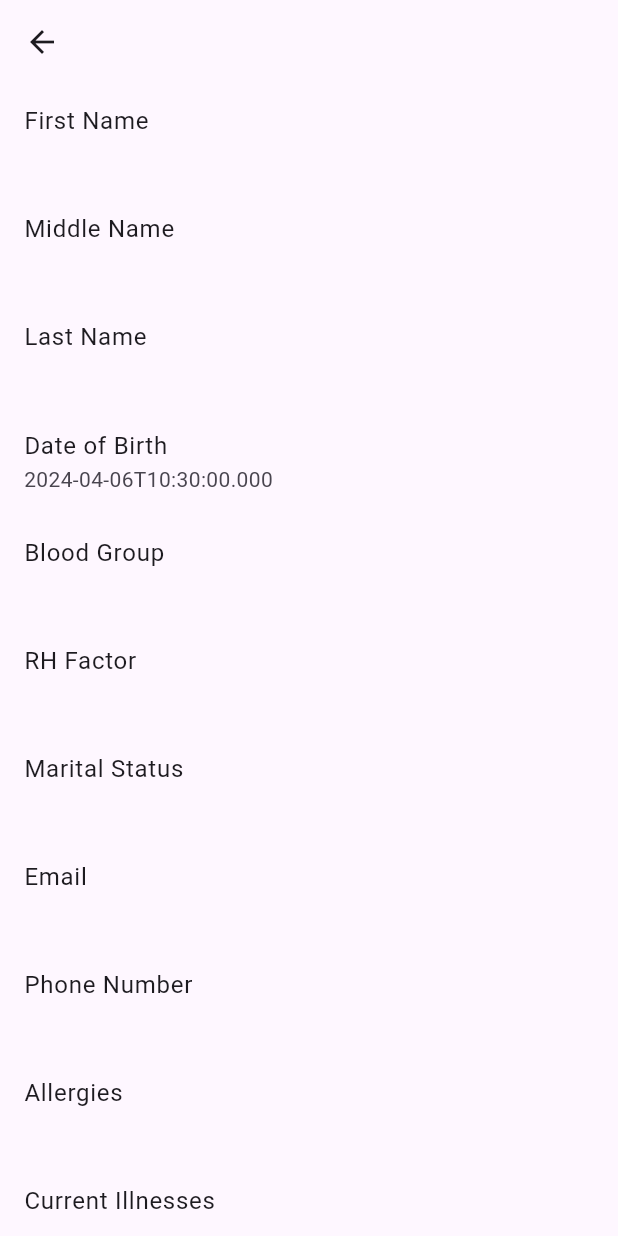
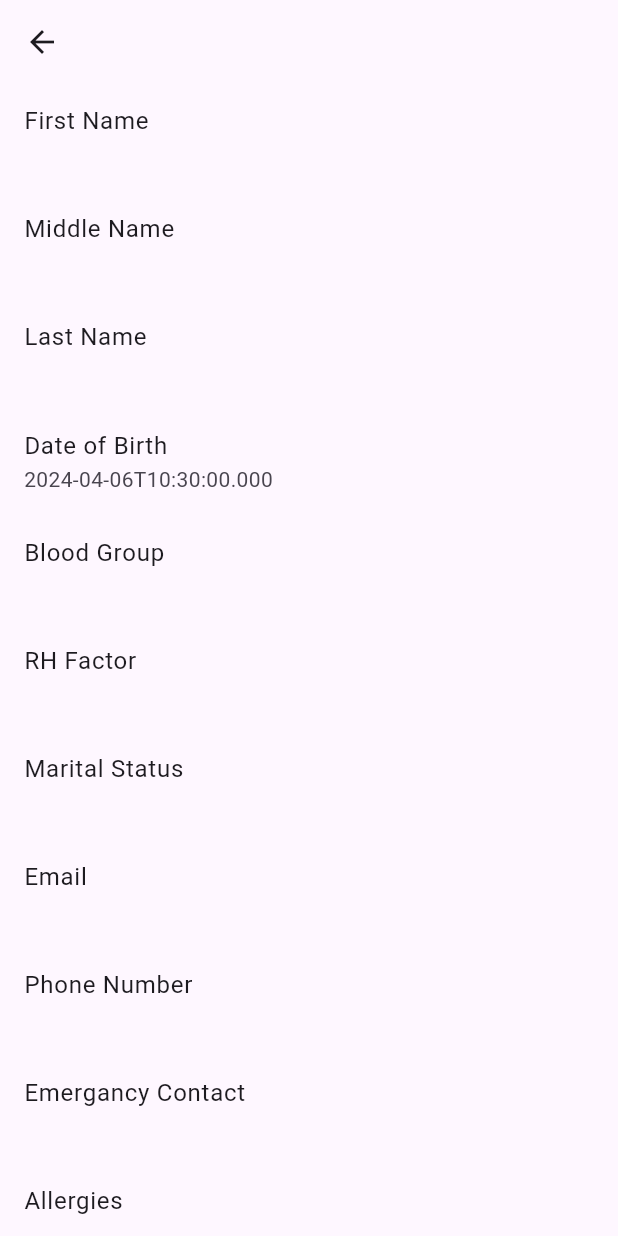
Before and after one commit to jorkd21/MediPal, a Flutter app: the GetPatientData screen opened directly with empty values, on a phone screen of 412 x 824 dp. Run offline on Flutter 3.47's test engine with Material 3 defaults, Android fonts, the phone set to English and light mode, and no system bars; our stand-ins replace cloud_firestore, firebase_analytics, firebase_auth, firebase_core, firebase_database; missing offline and left inert: firebase_ui_auth, firebase_ui_oauth_google; accounts and stored records are empty; generated files the repository leaves out were written again.

Commit message:
added emergancy contact working even if missing.

```diff
--- a/lib/forms/patient_data.dart
+++ b/lib/forms/patient_data.dart
@@ -99,6 +99,18 @@ class GetPatientDataState extends State<GetPatientData> {
                 : Text(''),
           ),
           ListTile(
+            title: Text('Emergancy Contact'),
+            subtitle: _patient.emergency != null && _patient.emergency!.isNotEmpty
+                ? Column(
+                    crossAxisAlignment: CrossAxisAlignment.start,
+                    children: _patient.emergency!.map((emergencyData) {
+                      return Text(
+                          '${emergencyData.name}: ${emergencyData.type}: ${emergencyData.phoneNumber}');
+                    }).toList(),
+                  )
+                : Text(''),
+          ),
+          ListTile(
             title: Text('Allergies'),
             subtitle:
                 _patient.allergies != null && _patient.allergies!.isNotEmpty
--- a/lib/objects/patient.dart
+++ b/lib/objects/patient.dart
@@ -1,5 +1,3 @@
-import 'dart:convert';
-
 class Patient {
   // VARTIABLES
   // personal info
@@ -16,7 +14,7 @@ class Patient {
   // contact
   String? email;
   List<PhoneData>? phone = [PhoneData()];
-  //List<EmergancyData>? emergency = [EmergancyData()];
+  List<EmergancyData>? emergency = [EmergancyData()];
   // illnesses/allergies
   List<String>? currIllness = [];
   List<String>? prevIllness = [];
@@ -58,7 +56,7 @@ class Patient {
       'maritalStatus': maritalStatus,
       'email': email,
       'phone': phone?.map((e) => e.toJson()).toList(),
-      //'emergancy': emergency?.map((e) => e.toJson()).toList(),
+      'emergancy': emergency?.map((e) => e.toJson()).toList(),
       'illnessCurr': currIllness ?? [],
       'illnessPrev': prevIllness ?? [],
       'allergies': allergies ?? [],
@@ -76,17 +74,26 @@ class Patient {
     p.bloodGroup = jsonMap['bloodGroup'];
     p.rhFactor = jsonMap['rhFactor'];
     p.email = jsonMap['email'];
-    p.phone = (jsonMap["phone"] as List<dynamic>)
-        .map((phoneMap) => PhoneData(
-            phoneNumber: phoneMap["phoneNumber"] as String,
-            type: phoneMap["type"] as String))
-        .toList();
-    /* p.emergency = (jsonMap["phone"] as List<dynamic>)
-        .map((emergancyMap) => EmergancyData(
-            name: emergancyMap["name"] as String,
-            phoneNumber: emergancyMap["phoneNumber"] as String,
-            type: emergancyMap["type"] as String))
-        .toList(); */
+    // Check if phone list is not null before mapping
+    if (jsonMap['phone'] != null && jsonMap['phone'] is List<dynamic>) {
+      p.phone = (jsonMap["phone"] as List<dynamic>)
+          .map((phoneMap) => PhoneData(
+                phoneNumber: phoneMap["phoneNumber"] as String,
+                type: phoneMap["type"] as String,
+              ))
+          .toList();
+    }
+
+    // Check if emergency list is not null before mapping
+    if (jsonMap['emergency'] != null && jsonMap['emergency'] is List<dynamic>) {
+      p.emergency = (jsonMap["emergency"] as List<dynamic>)
+          .map((emergencyMap) => EmergancyData(
+                name: emergencyMap["name"] as String,
+                phoneNumber: emergencyMap["phoneNumber"] as String,
+                type: emergencyMap["type"] as String,
+              ))
+          .toList();
+    }
     List<dynamic>? allergiesList = jsonMap['allergies'];
     if (allergiesList is List<dynamic>) {
       p.allergies = allergiesList.cast<String>();
--- a/lib/patient_list.dart
+++ b/lib/patient_list.dart
@@ -1,5 +1,3 @@
-import 'dart:convert';
-
 import 'package:firebase_database/firebase_database.dart';
 import 'package:flutter/material.dart';
 import 'package:medipal/objects/patient.dart';
```
